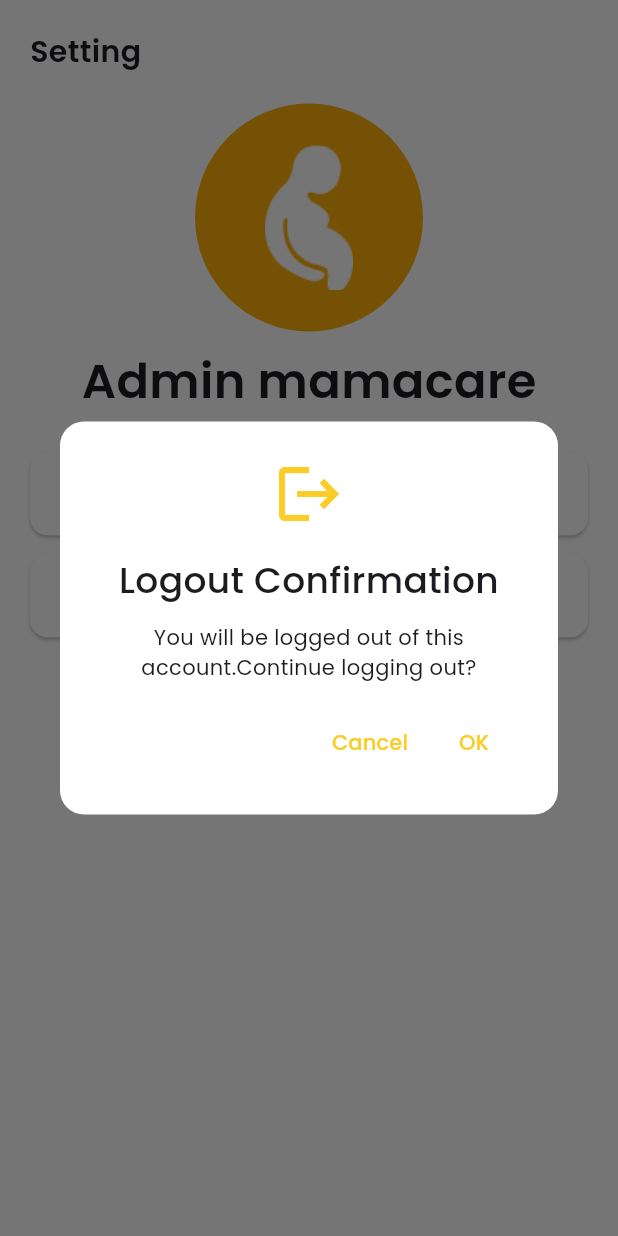
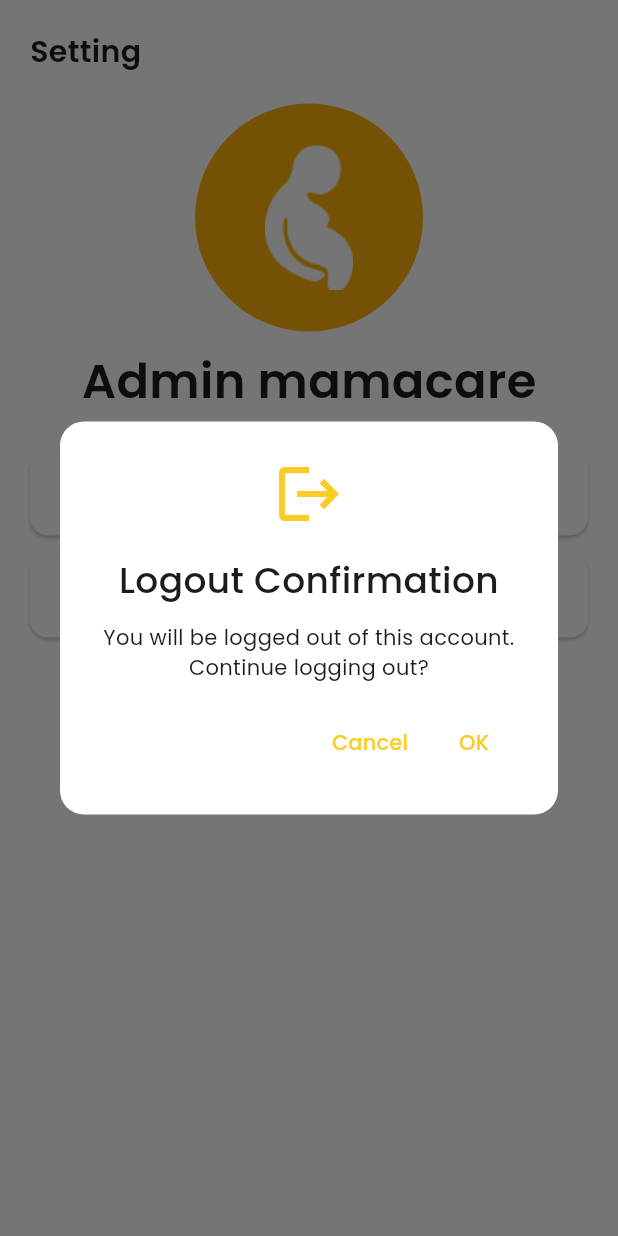
Before and after one commit to balbinopb/mamacare_app, a Flutter app: the AdminSettingView screen opened by its route, after a tap on "Logout", on a phone screen of 412 x 824 dp. Run offline on Flutter 3.47's test engine with Material 3 defaults, Android fonts, the phone set to English and light mode, and no system bars; our stand-ins replace cloud_firestore, firebase_auth, firebase_core, fl_chart, flutter_bluetooth_serial, font_awesome_flutter and 4 more; accounts and stored records are empty.

Commit message:
feat: add confirm dialog and update admin views

```diff
--- a/lib/app/modules/admin/admin_home/views/admin_home_view.dart
+++ b/lib/app/modules/admin/admin_home/views/admin_home_view.dart
@@ -153,10 +153,10 @@ class AdminHomeView extends GetView<AdminHomeController> {
                       itemBuilder: (context, index) {
                         final user = controller.searchUser[index];
                         return UserTile(
-                          routeUserDetatis: () =>
+                          onNavigateToUserDetails: () =>
                               controller.goToUserDetails(user),
                           user: user,
-                          onDelete: () => controller.deleteUser(index),
+                          onDeleteUser: () => controller.deleteUser(index),
                         );
                       },
                     ),
--- a/lib/app/modules/admin/admin_setting/views/admin_setting_view.dart
+++ b/lib/app/modules/admin/admin_setting/views/admin_setting_view.dart
@@ -1,8 +1,8 @@
 import 'package:flutter/material.dart';
 import 'package:get/get.dart';
 import 'package:google_fonts/google_fonts.dart';
-import 'package:mamacare/app/constants/app_colors.dart';
 import 'package:mamacare/app/routes/app_pages.dart';
+import 'package:mamacare/app/widgets/general/confirm_dialog.dart';
 import 'package:mamacare/app/widgets/general/menu_tile.dart';
 import '../controllers/admin_setting_controller.dart';
 
@@ -23,7 +23,10 @@ class AdminSettingView extends GetView<AdminSettingController> {
                   // SizedBox(width: 10),
                   Text(
                     'Setting',
-                    style: GoogleFonts.poppins(fontSize: 20, fontWeight: FontWeight.w600),
+                    style: GoogleFonts.poppins(
+                      fontSize: 20,
+                      fontWeight: FontWeight.w600,
+                    ),
                   ),
                 ],
               ),
@@ -73,60 +76,11 @@ class AdminSettingView extends GetView<AdminSettingController> {
                 title: 'Logout',
                 onTap: () {
                   Get.dialog(
-                    AlertDialog(
-                      backgroundColor: AppColors.white,
-                      shape: RoundedRectangleBorder(
-                        borderRadius: BorderRadius.circular(16),
-                      ),
-                      contentPadding: EdgeInsets.all(24),
-                      content: Column(
-                        mainAxisSize: MainAxisSize.min,
-                        children: [
-                          Icon(
-                            Icons.logout,
-                            size: 48,
-                            color: AppColors.yellow1,
-                          ),
-                          SizedBox(height: 16),
-                          Text(
-                            "Logout Confirmation",
-                            style: GoogleFonts.poppins(
-                              fontSize: 24,
-                              fontWeight: FontWeight.w500,
-                            ),
-                            textAlign: TextAlign.center,
-                          ),
-                          SizedBox(height: 12),
-                          Text(
-                            "You will be logged out of this account.Continue logging out?",
-                            textAlign: TextAlign.center,
-                            style: GoogleFonts.poppins(fontSize: 14),
-                          ),
-                          SizedBox(height: 16),
-                          Row(
-                            mainAxisAlignment: MainAxisAlignment.end,
-                            children: [
-                              TextButton(
-                                onPressed: () => Get.back(),
-                                child: Text(
-                                  "Cancel",
-                                  style: GoogleFonts.poppins(color: AppColors.yellow1),
-                                ),
-                              ),
-                              TextButton(
-                                onPressed: () {
-                                  // Get.back();
-                                  controller.logout();
-                                },
-                                child: Text(
-                                  "OK",
-                                  style: GoogleFonts.poppins(color: AppColors.yellow1),
-                                ),
-                              ),
-                            ],
-                          ),
-                        ],
-                      ),
+                    ConfirmDialog(
+                      title: "Logout Confirmation",
+                      message:
+                          "You will be logged out of this account. Continue logging out?",
+                      onConfirm: () => controller.logout(),
                     ),
                   );
                 },
--- /dev/null
+++ b/lib/app/widgets/general/confirm_dialog.dart
@@ -0,0 +1,76 @@
+import 'package:flutter/material.dart';
+import 'package:get/get.dart';
+import 'package:google_fonts/google_fonts.dart';
+import 'package:mamacare/app/constants/app_colors.dart';
+
+class ConfirmDialog extends StatelessWidget {
+  final String title;
+  final String message;
+  final String confirmText;
+  final String cancelText;
+  final VoidCallback onConfirm;
+
+  const ConfirmDialog({
+    super.key,
+    required this.title,
+    required this.message,
+    required this.onConfirm,
+    this.confirmText = "OK",
+    this.cancelText = "Cancel",
+  });
+
+  @override
+  Widget build(BuildContext context) {
+    return AlertDialog(
+      backgroundColor: AppColors.white,
+      shape: RoundedRectangleBorder(
+        borderRadius: BorderRadius.circular(16),
+      ),
+      contentPadding: const EdgeInsets.all(24),
+      content: Column(
+        mainAxisSize: MainAxisSize.min,
+        children: [
+          Icon(Icons.logout, size: 48, color: AppColors.yellow1),
+          const SizedBox(height: 16),
+          Text(
+            title,
+            style: GoogleFonts.poppins(
+              fontSize: 24,
+              fontWeight: FontWeight.w500,
+            ),
+            textAlign: TextAlign.center,
+          ),
+          const SizedBox(height: 12),
+          Text(
+            message,
+            textAlign: TextAlign.center,
+            style: GoogleFonts.poppins(fontSize: 14),
+          ),
+          const SizedBox(height: 16),
+          Row(
+            mainAxisAlignment: MainAxisAlignment.end,
+            children: [
+              TextButton(
+                onPressed: () => Get.back(),
+                child: Text(
+                  cancelText,
+                  style: GoogleFonts.poppins(color: AppColors.yellow1),
+                ),
+              ),
+              TextButton(
+                onPressed: () {
+                  onConfirm();
+                  Get.back();
+                },
+                child: Text(
+                  confirmText,
+                  style: GoogleFonts.poppins(color: AppColors.yellow1),
+                ),
+              ),
+            ],
+          ),
+        ],
+      ),
+    );
+  }
+}
--- a/lib/main.dart
+++ b/lib/main.dart
@@ -10,7 +10,7 @@ void main() async {
   await Firebase.initializeApp(options: DefaultFirebaseOptions.currentPlatform);
   runApp(
     GetMaterialApp(
-      title: "mamacare",
+      title: "mamacare app",
       debugShowCheckedModeBanner: false,
       theme: ThemeData(scaffoldBackgroundColor: AppColors.white),
       initialRoute: AppPages.INITIAL,
```
Also changed, not shown: lib/app/widgets/admin/user_tile.dart (+16 -6 lines).
